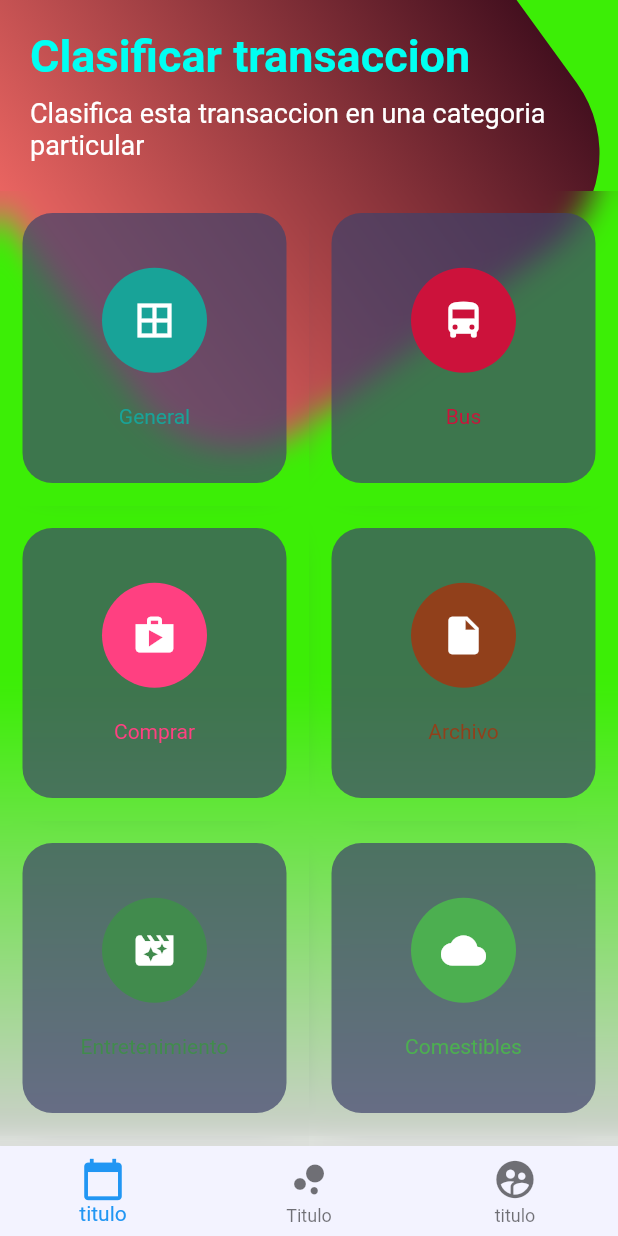
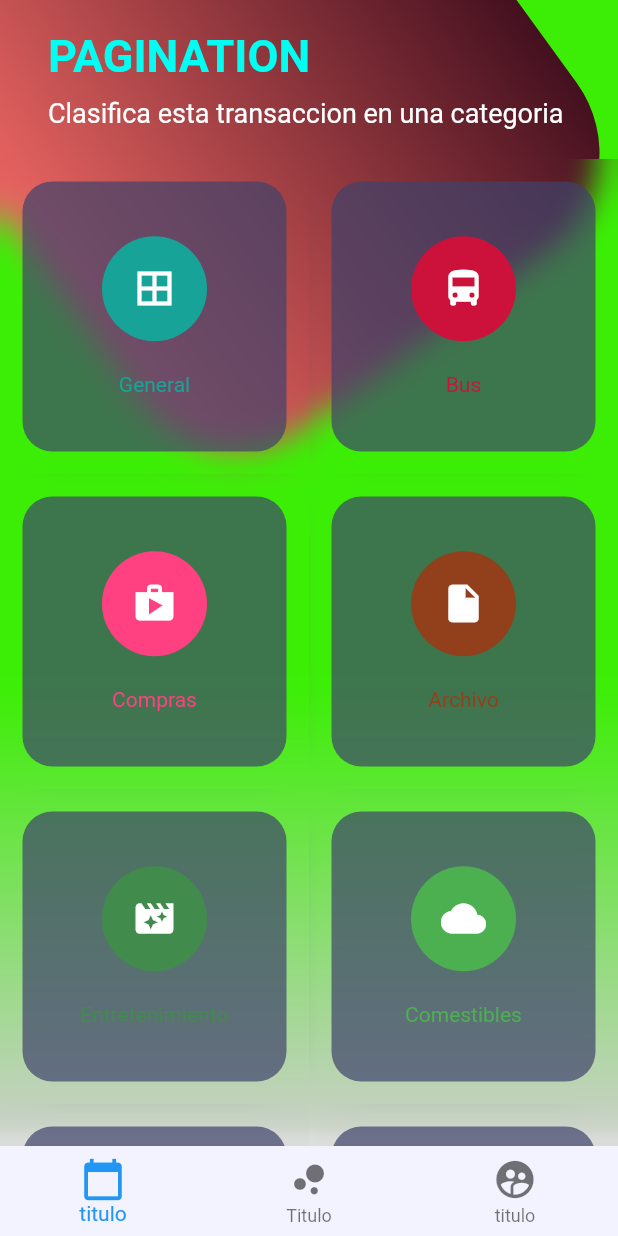
Before and after one commit to misrratp/disenosflutter, a Flutter app: the BotonesPage screen opened by its route, on a phone screen of 412 x 824 dp. Run offline on Flutter 3.47's test engine with Material 2 defaults, Android fonts, the phone set to English and light mode, and no system bars; network calls fail.

Commit message:
BOTONS ALING

```diff
--- a/lib/src/pages/botones_page.dart
+++ b/lib/src/pages/botones_page.dart
@@ -86,9 +86,9 @@ class BotonesPage extends StatelessWidget {
         child: Column(
           crossAxisAlignment: CrossAxisAlignment.start,
           children: <Widget>[
-            Text('Clasificar transaccion', style: TextStyle( color: Color.fromARGB(255, 0, 255, 242), fontSize: 30.0, fontWeight: FontWeight.bold )),
+            Text('PAGINATION ', style: TextStyle( color: Color.fromARGB(255, 0, 255, 242), fontSize: 30.0, fontWeight: FontWeight.bold )),
             SizedBox( height: 10.0 ),
-            Text('Clasifica esta transaccion en una categoria particular', style: TextStyle( color: Color.fromARGB(255, 255, 255, 255), fontSize: 18.0 )),
+            Text('Clasifica esta transaccion en una categoria ', style: TextStyle( color: Color.fromARGB(255, 255, 255, 255), fontSize: 18.0 )),
           ],
         ),
       ),
@@ -139,7 +139,7 @@ class BotonesPage extends StatelessWidget {
         ),
         TableRow(
             children: [
-              _crearBotonRedondeado( Colors.pinkAccent, Icons.shop, 'Comprar' ),
+              _crearBotonRedondeado( Colors.pinkAccent, Icons.shop, 'Compras' ),
               _crearBotonRedondeado( Color.fromARGB(255, 145, 64, 27), Icons.insert_drive_file, 'Archivo' ),
             ]
         ),
@@ -151,7 +151,7 @@ class BotonesPage extends StatelessWidget {
         ),
         TableRow(
             children: [
-              _crearBotonRedondeado( Colors.red, Icons.collections, 'Fotos' ),
+              _crearBotonRedondeado( Colors.red, Icons.collections, 'Galeria' ),
               _crearBotonRedondeado( Colors.teal, Icons.help_outline, 'General' ),
             ]
         )
```
